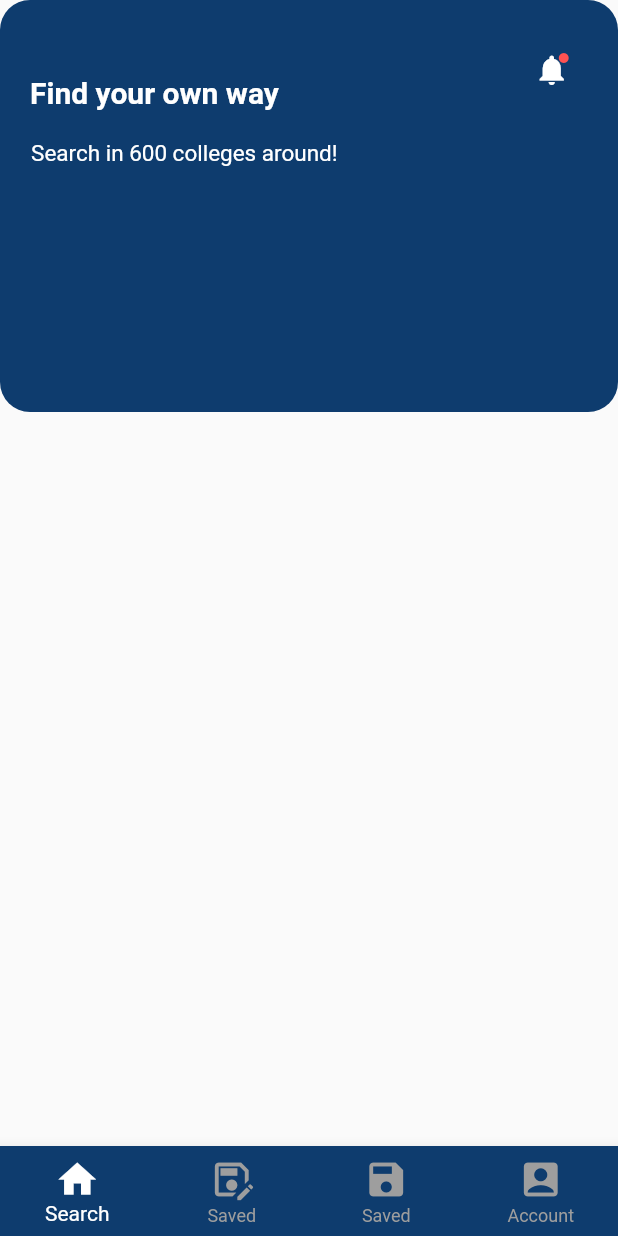
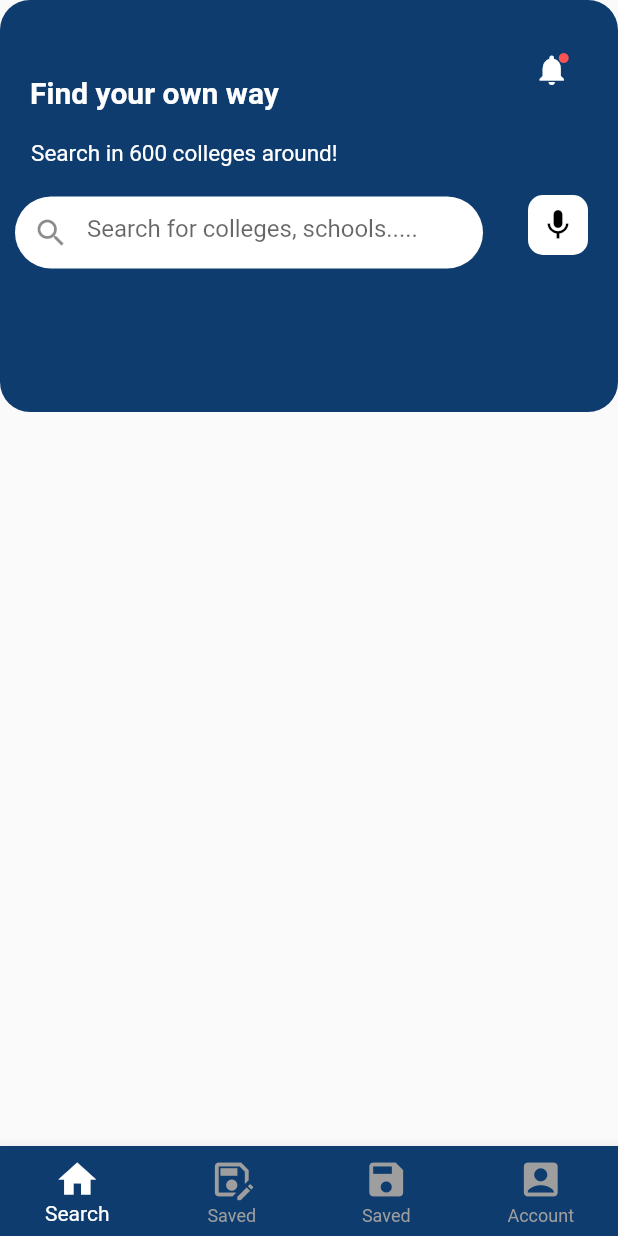
Before and after one commit to r6654kumar/institute_info, a Flutter app: the screen it shows after launch, on a phone screen of 412 x 824 dp. Run offline on Flutter 3.47's test engine with Material 2 defaults, Android fonts, the phone set to English and light mode, and no system bars.

Commit message:
Code Updated

```diff
--- a/lib/pages/homepage.dart
+++ b/lib/pages/homepage.dart
@@ -11,7 +11,7 @@ class HomeScreen extends StatefulWidget {
 
 class _HomeScreenState extends State<HomeScreen> {
   int pageIdx = 0;
-
+  TextEditingController textController=TextEditingController();
   @override
   Widget build(BuildContext context) {
     return Scaffold(
@@ -96,6 +96,37 @@ class _HomeScreenState extends State<HomeScreen> {
                     " Search in 600 colleges around!",
                     style: TextStyle(fontSize: 15, color: Colors.white),
                   )),
+              Container(
+                child:Row(
+                  children: [
+                    Container(
+                      margin: EdgeInsets.fromLTRB(10, 20, 30, 10),
+                      width:MediaQuery.of(context).size.width-100,
+                      decoration:BoxDecoration(
+                        color: Colors.white,
+                        borderRadius: BorderRadius.circular(70),
+                      ),
+                      child: TextField(
+                        controller: textController,
+                        decoration: InputDecoration(
+                        border: InputBorder.none,
+                        hintText: "Search for colleges, schools.....",
+                        prefixIcon: Icon(Icons.search),
+
+                      ),
+                      )),
+                    Container(
+                      height:40,
+                      width:40,
+                      decoration: BoxDecoration(
+                        color:Colors.white,
+                        borderRadius: BorderRadius.circular(10),
+                      ),
+                      child:Icon(Icons.mic,color: Colors.black,)
+                    )
+                  ],
+                )
+              ),
             ]),
           ),
         )
```
